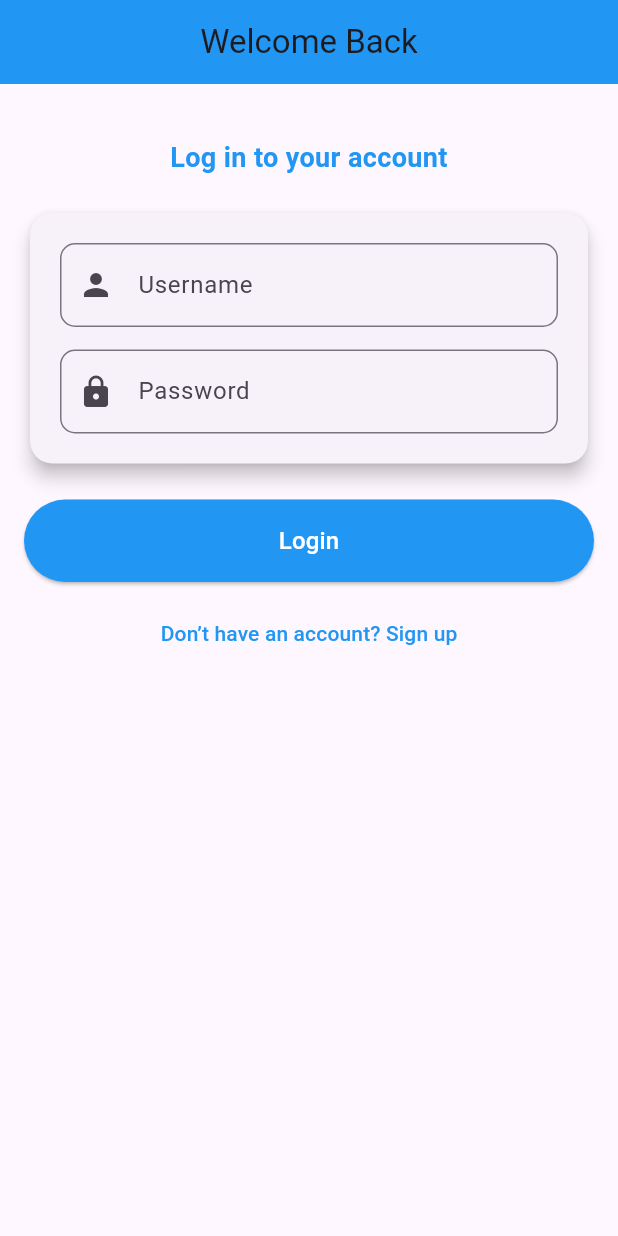
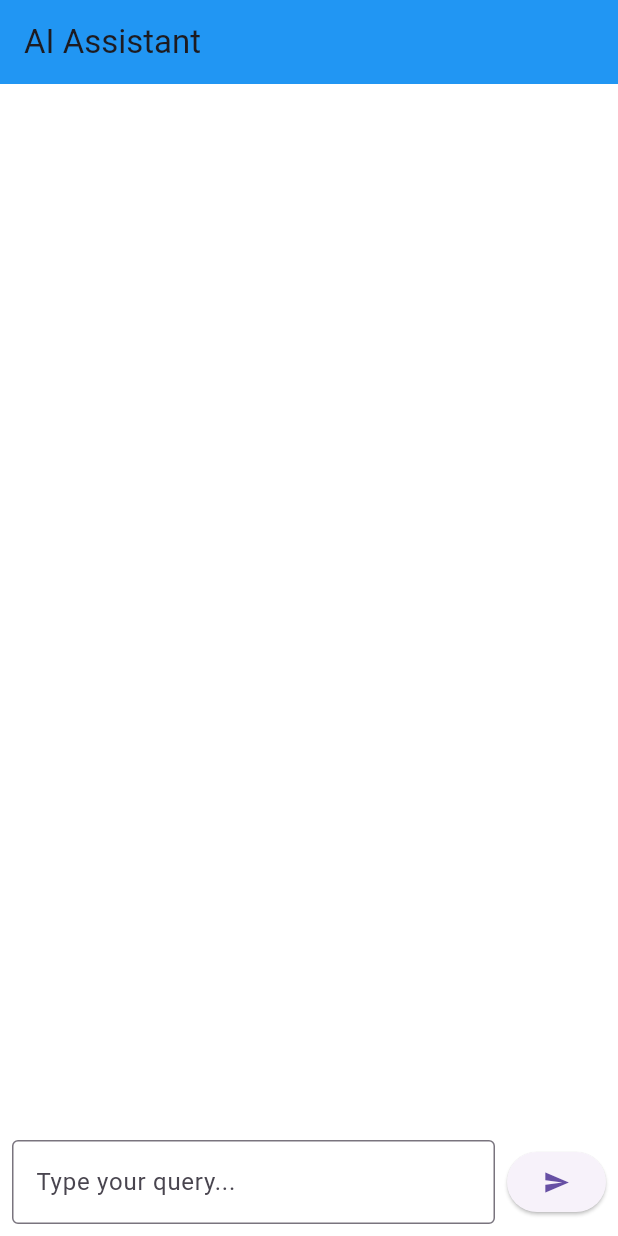
Before and after one commit to mzampieri19/full_stack_app, a Flutter app: the screen it shows after launch, on a phone screen of 412 x 824 dp. Run offline on Flutter 3.47's test engine with Material 3 defaults, Android fonts, the light colour scheme and no system bars; our stand-ins replace flutter_dotenv; missing offline and left inert: dart:html, dart:ui_web.

Commit message:
started gemini integration

```diff
--- a/flutter_app/lib/main.dart
+++ b/flutter_app/lib/main.dart
@@ -1,6 +1,7 @@
 import 'dart:html' as html;
 import 'dart:ui_web' as ui show platformViewRegistry;
 import 'package:flutter/material.dart';
+import 'package:test_app/screens/aiassistant_screen.dart';
 import 'package:test_app/services/auth_service.dart';
 import 'screens/auth_screen.dart';
 import 'package:flutter_dotenv/flutter_dotenv.dart';
@@ -57,7 +58,7 @@ class MyApp extends StatelessWidget {
       theme: ThemeData(
         primarySwatch: Colors.blue,
       ),
-      home: AuthScreen(username: '', email: '',),
+      home: AiassistantScreen(username: '', email: '',),
     );
   }
 }
--- /dev/null
+++ b/flutter_app/lib/screens/aiassistant_screen.dart
@@ -0,0 +1,172 @@
+import 'package:flutter/material.dart';
+import 'package:test_app/services/gemini_service.dart';
+
+/**
+ * This is the AI Assistant screen that allows users to interact with the AI.
+ * It includes a text input field for users to type their queries and a response area
+ */
+///
+class AiassistantScreen extends StatefulWidget {
+  final String username;
+  final String email;
+
+  const AiassistantScreen({super.key, required this.username, required this.email});
+
+  @override
+  State<AiassistantScreen> createState() => _AiassistantScreenState();
+}
+
+/**
+ * This is the state class for the AI Assistant screen.
+ * It manages the state of the screen, including loading state and user input.
+ */
+///
+class _AiassistantScreenState extends State<AiassistantScreen> {
+  bool _isLoading = false;
+  String username = '';
+  String email = '';
+final TextEditingController _queryController = TextEditingController();
+  final List<Map<String, String>> _messages = []; // Stores the conversation (user and AI messages)
+
+
+  @override
+  void initState() {
+    super.initState();
+    username = widget.username;
+    email = widget.email;
+    debugPrint('Username: $username, Email: $email');
+  }
+
+/**
+ * This function fetches data from the Gemini API based on the user's query.
+ * It handles the loading state and displays appropriate messages based on the API response.
+ * @param query The user's query to be sent to the Gemini API.
+ * It checks if the query is empty and shows a snackbar message if it is.
+ */
+///
+Future<void> _fetchGeminiData(String query) async {
+  debugPrint('Fetching data from Gemini API with query: $query');
+  if (query.isEmpty) {
+    debugPrint('Query is empty, please provide a valid query');
+    ScaffoldMessenger.of(context).showSnackBar(SnackBar(content: Text('Please enter a valid query')));
+    return;
+  }
+
+  setState(() {
+    _isLoading = true;
+    debugPrint('Loading state set to true');
+  });
+
+  try {
+    final success = await GeminiService.fetchGeminiData(query);
+    debugPrint('Gemini API call completed');
+
+    if (success) {
+      debugPrint('Data fetched successfully');
+      ScaffoldMessenger.of(context).showSnackBar(SnackBar(content: Text('Data fetched successfully')));
+    } else {
+      debugPrint('Error fetching data from Gemini API');
+      ScaffoldMessenger.of(context).showSnackBar(SnackBar(content: Text('Error fetching data')));
+
+    }
+  } catch (e) {
+    debugPrint('Gemini API call failed: $e');
+    setState(() {
+      _isLoading = false;
+    });
+    ScaffoldMessenger.of(context).showSnackBar(SnackBar(content: Text('Error: $e')));
+  }
+}
+
+/**
+ * This function builds the UI for the AI Assistant screen.
+ * It includes an AppBar, a response area, and an input area with a text field and a send button.
+ * The response area displays the AI's response or a prompt to ask a question.
+ * The input area allows users to type their queries and send them to the AI.
+ */
+///
+ @override
+  Widget build(BuildContext context) {
+    return Scaffold(
+      appBar: AppBar(
+        title: const Text('AI Assistant'),
+        backgroundColor: Colors.blue,
+      ),
+      body: Column(
+        children: [
+          // Conversation area
+          Expanded(
+            child: Container(
+              color: Colors.white, // Set background to white
+              child: ListView.builder(
+                reverse: true, // Show the latest message at the bottom
+                itemCount: _messages.length,
+                itemBuilder: (context, index) {
+                  final message = _messages[_messages.length - 1 - index];
+                  final isUser = message['sender'] == 'user';
+                  return Align(
+                    alignment: isUser ? Alignment.centerRight : Alignment.centerLeft,
+                    child: Container(
+                      margin: const EdgeInsets.symmetric(vertical: 4.0, horizontal: 8.0),
+                      padding: const EdgeInsets.all(12.0),
+                      decoration: BoxDecoration(
+                        color: isUser ? Colors.blue : Colors.grey[300],
+                        borderRadius: BorderRadius.circular(12.0),
+                      ),
+                      child: Text(
+                        message['text']!,
+                        style: TextStyle(
+                          color: isUser ? Colors.white : Colors.black,
+                        ),
+                      ),
+                    ),
+                  );
+                },
+              ),
+            ),
+          ),
+          // Input area
+          Container(
+            padding: const EdgeInsets.symmetric(horizontal: 8.0, vertical: 8.0),
+            color: Colors.white,
+            child: Row(
+              children: [
+                // Text input field
+                Expanded(
+                  child: TextField(
+                    controller: _queryController,
+                    decoration: const InputDecoration(
+                      hintText: 'Type your query...',
+                      border: OutlineInputBorder(),
+                    ),
+                  ),
+                ),
+                const SizedBox(width: 8),
+                // Send button
+                ElevatedButton(
+                  onPressed: _isLoading
+                      ? null
+                      : () {
+                          final query = _queryController.text.trim();
+                          _fetchGeminiData(query);
+                          _queryController.clear();
+                        },
+                  child: _isLoading
+                      ? const SizedBox(
+                          width: 16,
+                          height: 16,
+                          child: CircularProgressIndicator(
+                            color: Colors.white,
+                            strokeWidth: 2,
+                          ),
+                        )
+                      : const Icon(Icons.send),
+                ),
+              ],
+            ),
+          ),
+        ],
+      ),
+    );
+  }
+}
--- a/flutter_app/lib/screens/chat_screen.dart
+++ b/flutter_app/lib/screens/chat_screen.dart
@@ -17,12 +17,12 @@ class ChatScreen extends StatefulWidget {
   final String recieverEmail;
 
   const ChatScreen({
-    Key? key,
+    super.key,
     required this.currentUser,
     required this.otherUser,
     required this.senderEmail,
     required this.recieverEmail,
-  }) : super(key: key);
+  });
 
   @override
   _ChatScreenState createState() => _ChatScreenState();
--- a/flutter_app/lib/screens/message_details_screen.dart
+++ b/flutter_app/lib/screens/message_details_screen.dart
@@ -10,7 +10,7 @@ import 'package:intl/intl.dart'; // Import the intl package for date formatting
 class MessageDetailScreen extends StatelessWidget {
   final Map<String, dynamic> message;
 
-  const MessageDetailScreen({Key? key, required this.message}) : super(key: key);
+  const MessageDetailScreen({super.key, required this.message});
 
     /**
      * Builds the UI for the MessageDetailScreen.
--- /dev/null
+++ b/flutter_app/lib/services/gemini_service.dart
@@ -0,0 +1,32 @@
+
+import 'dart:convert';
+
+import 'package:flutter/foundation.dart';
+import 'package:flutter_dotenv/flutter_dotenv.dart';
+import 'package:http/http.dart' as http;
+
+class GeminiService {
+  static final String baseUrl = 'http://192.168.1.2:3000';
+  static final String apiKey = dotenv.env['GEMINI_API_KEY'] ?? '';
+
+  static Future<bool> fetchGeminiData(String query) async {
+    debugPrint('Fetching data from Gemini API with query: $query');
+    final url = Uri.parse('$baseUrl/gemini');
+    final response = await http.post(
+      url,
+      headers: {
+        'Content-Type': 'application/json',
+        'Authorization': 'Bearer $apiKey',
+      },
+      body: jsonEncode({'query': query}),
+    );
+
+    if (response.statusCode == 200) {
+      debugPrint('Response from Gemini API: ${response.body}');
+      return true;
+    } else {
+      debugPrint('Error: ${response.body}');
+      return false;
+    }
+  }
+}
```
Also changed, not shown: flutter_app/lib/screens/user_list_screen.dart (+17 -4 lines), 6 other files.
